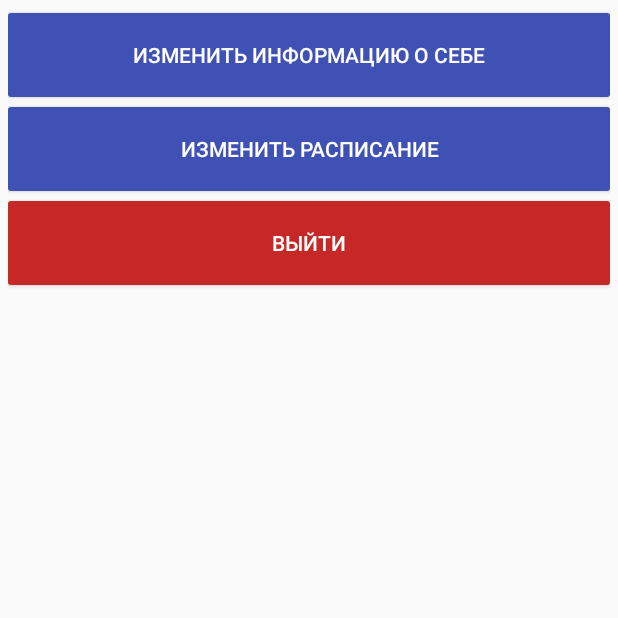
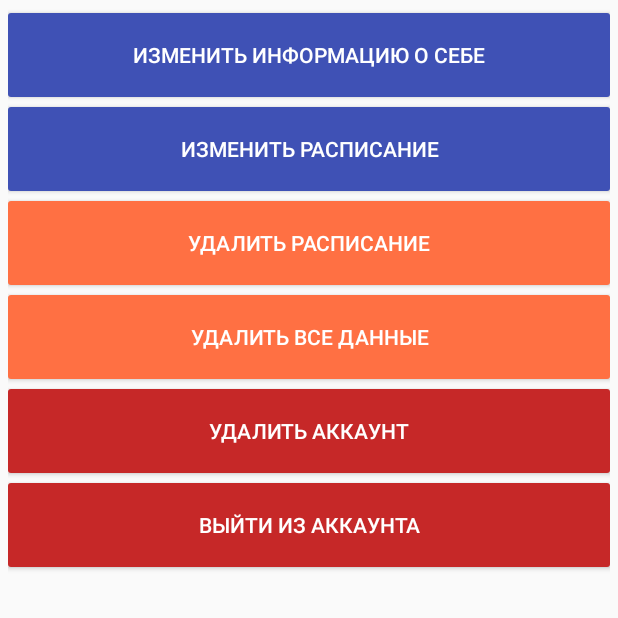
Before and after one commit to merkelAlbert/StudentAssistant, an Android app: the fragment SettingsFragment shown on its own in the app's theme, on a phone screen of 412 x 824 dp, the top half of it. Run offline under Robolectric (Android 15) with nearby library versions, the phone set to English and light mode, and no system bars; network calls fail; 1 statement that could not run was skipped.

Commit message:
Settings fragment: clear schedule and data buttons added. remove account button added.

```diff
--- a/app/src/main/java/com/assistant/albert/studentassistant/settings/SettingsFragment.java
+++ b/app/src/main/java/com/assistant/albert/studentassistant/settings/SettingsFragment.java
@@ -31,6 +31,9 @@ public class SettingsFragment extends Fragment {
     private Button exitButton;
     private Button changeScheduleButton;
     private Button changeInstantInfoButton;
+    private Button clearScheduleButton;
+    private Button clearDataButton;
+    private Button removeAccountButton;
 
     @Override
     public View onCreateView(LayoutInflater inflater, final ViewGroup container,
@@ -54,6 +57,9 @@ public class SettingsFragment extends Fragment {
         exitButton = view.findViewById(R.id.exitButton);
         changeScheduleButton = view.findViewById(R.id.changeScheduleButton);
         changeInstantInfoButton = view.findViewById(R.id.changeInstantInfoButton);
+        clearScheduleButton = view.findViewById(R.id.clearScheduleButton);
+        clearDataButton = view.findViewById(R.id.clearDataButton);
+        removeAccountButton = view.findViewById(R.id.removeAccountButton);
 
         changeScheduleButton.setOnClickListener(new View.OnClickListener() {
             @Override
@@ -76,6 +82,70 @@ public class SettingsFragment extends Fragment {
             }
         });
 
+
+        clearScheduleButton.setOnClickListener(new View.OnClickListener() {
+            @Override
+            public void onClick(View view) {
+                AlertDialog.Builder builder = new AlertDialog.Builder(getContext());
+                builder.setTitle(R.string.clear_schedule_question);
+                builder.setPositiveButton("Очистить", new DialogInterface.OnClickListener() {
+                    @Override
+                    public void onClick(DialogInterface dialogInterface, int i) {
+                        ////очистка расписания
+                    }
+                });
+                builder.setNegativeButton("Отмена", new DialogInterface.OnClickListener() {
+                    @Override
+                    public void onClick(DialogInterface dialogInterface, int i) {
+
+                    }
+                });
+                builder.show();
+            }
+        });
+
+
+        clearDataButton.setOnClickListener(new View.OnClickListener() {
+            @Override
+            public void onClick(View view) {
+                AlertDialog.Builder builder = new AlertDialog.Builder(getContext());
+                builder.setTitle(R.string.clear_data_question);
+                builder.setPositiveButton("Очистить", new DialogInterface.OnClickListener() {
+                    @Override
+                    public void onClick(DialogInterface dialogInterface, int i) {
+                        ////очистка данных
+                    }
+                });
+                builder.setNegativeButton("Отмена", new DialogInterface.OnClickListener() {
+                    @Override
+                    public void onClick(DialogInterface dialogInterface, int i) {
+
+                    }
+                });
+                builder.show();
+            }
+        });
+
+        removeAccountButton.setOnClickListener(new View.OnClickListener() {
+            @Override
+            public void onClick(View view) {
+                AlertDialog.Builder builder = new AlertDialog.Builder(getContext());
+                builder.setTitle(R.string.remove_account_question);
+                builder.setPositiveButton("Удалить", new DialogInterface.OnClickListener() {
+                    @Override
+                    public void onClick(DialogInterface dialogInterface, int i) {
+                        ////удаление аккаунта
+                    }
+                });
+                builder.setNegativeButton("Отмена", new DialogInterface.OnClickListener() {
+                    @Override
+                    public void onClick(DialogInterface dialogInterface, int i) {
+
+                    }
+                });
+                builder.show();
+            }
+        });
 
         exitButton.setOnClickListener(new View.OnClickListener() {
             @Override
--- a/app/src/main/res/layout/content_settings.xml
+++ b/app/src/main/res/layout/content_settings.xml
@@ -14,7 +14,7 @@
         <Button
             android:id="@+id/changeInstantInfoButton"
             android:layout_width="match_parent"
-            android:layout_height="56dp"
+            android:layout_height="@dimen/settings_button_height"
             android:background="@color/colorPrimary"
             android:text="Изменить Информацию о себе"
             android:textColor="@color/white" />
@@ -28,7 +28,7 @@
         <Button
             android:id="@+id/changeScheduleButton"
             android:layout_width="match_parent"
-            android:layout_height="56dp"
+            android:layout_height="@dimen/settings_button_height"
             android:background="@color/colorPrimary"
             android:text="Изменить расписание"
             android:textColor="@color/white" />
@@ -40,11 +40,53 @@
         android:layout_height="wrap_content">
 
         <Button
+            android:id="@+id/clearScheduleButton"
+            android:layout_width="match_parent"
+            android:layout_height="@dimen/settings_button_height"
+            android:background="@color/orange"
+            android:text="Удалить расписание"
+            android:textColor="@color/white" />
+    </android.support.v7.widget.CardView>
+
+    <android.support.v7.widget.CardView
+        style="@style/CardStyle"
+        android:layout_width="match_parent"
+        android:layout_height="wrap_content">
+
+        <Button
+            android:id="@+id/clearDataButton"
+            android:layout_width="match_parent"
+            android:layout_height="@dimen/settings_button_height"
+            android:background="@color/orange"
+            android:text="Удалить все данные"
+            android:textColor="@color/white" />
+    </android.support.v7.widget.CardView>
+
+    <android.support.v7.widget.CardView
+        style="@style/CardStyle"
+        android:layout_width="match_parent"
+        android:layout_height="wrap_content">
+
+        <Button
+            android:id="@+id/removeAccountButton"
+            android:layout_width="match_parent"
+            android:layout_height="@dimen/settings_button_height"
+            android:background="@color/redItem"
+            android:text="Удалить аккаунт"
+            android:textColor="@color/white" />
+    </android.support.v7.widget.CardView>
+
+    <android.support.v7.widget.CardView
+        style="@style/CardStyle"
+        android:layout_width="match_parent"
+        android:layout_height="wrap_content">
+
+        <Button
             android:id="@+id/exitButton"
             android:layout_width="match_parent"
-            android:layout_height="56dp"
+            android:layout_height="@dimen/settings_button_height"
             android:background="@color/redItem"
-            android:text="Выйти"
+            android:text="Выйти из аккаунта"
             android:textColor="@color/white" />
     </android.support.v7.widget.CardView>
 </LinearLayout>
--- a/app/src/main/res/values/colors.xml
+++ b/app/src/main/res/values/colors.xml
@@ -12,4 +12,5 @@
     <color name="grey">#9e9e9e</color>
     <color name="card_time_circle_border_color">#757575</color>
     <color name="container_background">#eee</color>
+    <color name="orange">#ff7043</color>
 </resources>
--- a/app/src/main/res/values/dimens.xml
+++ b/app/src/main/res/values/dimens.xml
@@ -5,4 +5,5 @@
     <dimen name="fab_margin">16dp</dimen>
     <dimen name="progress_bar_size">56dp</dimen>
     <dimen name="app_padding">5dp</dimen>
+    <dimen name="settings_button_height">56dp</dimen>
 </resources>
--- a/app/src/main/res/values/strings.xml
+++ b/app/src/main/res/values/strings.xml
@@ -12,5 +12,8 @@
     <string name="exit_question">Выйти из приложения?</string>
     <string name="pass_question">Сдать ДЗ?</string>
     <string name="delete_homework_question">Удалить ДЗ?</string>
+    <string name="clear_schedule_question">Очистить расписание?</string>
+    <string name="clear_data_question">Вся информация о пользователе будет удалена(ДЗб расписание, личная информация). Продролжить?</string>
+    <string name="remove_account_question">Удалить аккаунт и все данные?</string>
 
 </resources>
```
